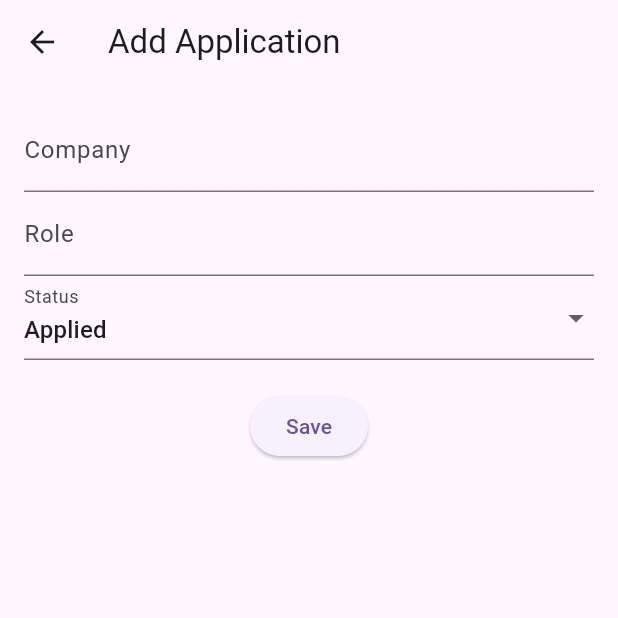
After one commit to bhavani2199/jobtrack, a Flutter app: the screen it shows after launch, after a tap on the "add" icon, on a phone screen of 412 x 824 dp, the top half of it. The commit adds this screen. Run offline on Flutter 3.47's test engine with Material 3 defaults, Android fonts, the phone set to English and light mode, and no system bars.

Commit message:
Add job application form with validation

```diff
--- /dev/null
+++ b/lib/screens/add_application_screen.dart
@@ -0,0 +1,84 @@
+import 'package:flutter/material.dart';
+import 'package:provider/provider.dart';
+import 'package:jobtrack/providers/applications_provider.dart';
+import 'package:jobtrack/models/job_application.dart';
+
+class AddApplicationScreen extends StatefulWidget {
+  const AddApplicationScreen({super.key});
+
+  @override
+  State<AddApplicationScreen> createState() => _AddApplicationScreenState();
+}
+
+class _AddApplicationScreenState extends State<AddApplicationScreen> {
+  final _formKey = GlobalKey<FormState>();
+  final _companyController = TextEditingController();
+  final _roleController = TextEditingController();
+  String _status = 'Applied';
+  DateTime _dateApplied = DateTime.now();
+
+  @override
+  void dispose() {
+    _companyController.dispose();
+    _roleController.dispose();
+    super.dispose();
+  }
+
+  void _submit() {
+    if (_formKey.currentState!.validate()) {
+      final newApp = JobApplication(
+        company: _companyController.text,
+        role: _roleController.text,
+        status: _status,
+        dateApplied: _dateApplied,
+      );
+      context.read<ApplicationsProvider>().addApplication(newApp);
+      Navigator.pop(context);
+    }
+  }
+
+  @override
+  Widget build(BuildContext context) {
+    return Scaffold(
+      appBar: AppBar(title: Text('Add Application')),
+      body: Padding(
+        padding: const EdgeInsets.all(16),
+        child: Form(
+          key: _formKey,
+          child: Column(
+            children: [
+              TextFormField(
+                controller: _companyController,
+                decoration: const InputDecoration(labelText: 'Company'),
+                validator: (value) => (value == null || value.isEmpty)
+                    ? 'Company is required'
+                    : null,
+              ),
+              TextFormField(
+                controller: _roleController,
+                decoration: const InputDecoration(labelText: 'Role'),
+                validator: (value) => (value == null || value.isEmpty)
+                    ? 'Role is required'
+                    : null,
+              ),
+              DropdownButtonFormField<String>(
+                initialValue: _status,
+                decoration: const InputDecoration(labelText: 'Status'),
+                items: ['Applied', 'Interviewing', 'Offer', 'Rejected']
+                    .map((s) => DropdownMenuItem(value: s, child: Text(s)))
+                    .toList(),
+                onChanged: (value) {
+                  setState(() {
+                    _status = value!;
+                  });
+                },
+              ),
+              const SizedBox(height: 20),
+              ElevatedButton(onPressed: _submit, child: const Text('Save')),
+            ],
+          ),
+        ),
+      ),
+    );
+  }
+}
--- a/lib/screens/application_list_screen.dart
+++ b/lib/screens/application_list_screen.dart
@@ -2,6 +2,7 @@ import 'package:flutter/material.dart';
 import 'package:provider/provider.dart';
 import 'package:jobtrack/screens/application_detail_screen.dart';
 import 'package:jobtrack/providers/applications_provider.dart';
+import 'package:jobtrack/screens/add_application_screen.dart';
 
 class ApplicationListScreen extends StatelessWidget {
   const ApplicationListScreen({super.key});
@@ -60,6 +61,17 @@ class ApplicationListScreen extends StatelessWidget {
           );
         },
       ),
+      floatingActionButton: FloatingActionButton(
+        onPressed: () {
+          Navigator.push(
+            context,
+            MaterialPageRoute(
+              builder: (context) => const AddApplicationScreen(),
+            ),
+          );
+        },
+        child: const Icon(Icons.add),
+      ),
     );
   }
 }
```
